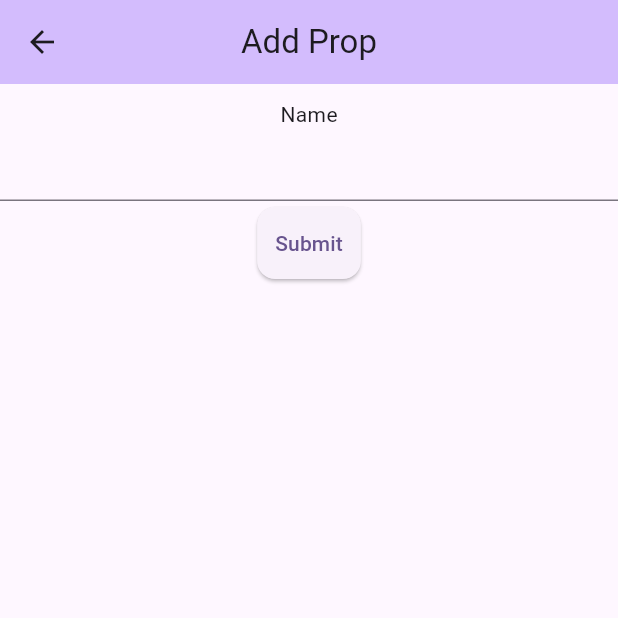
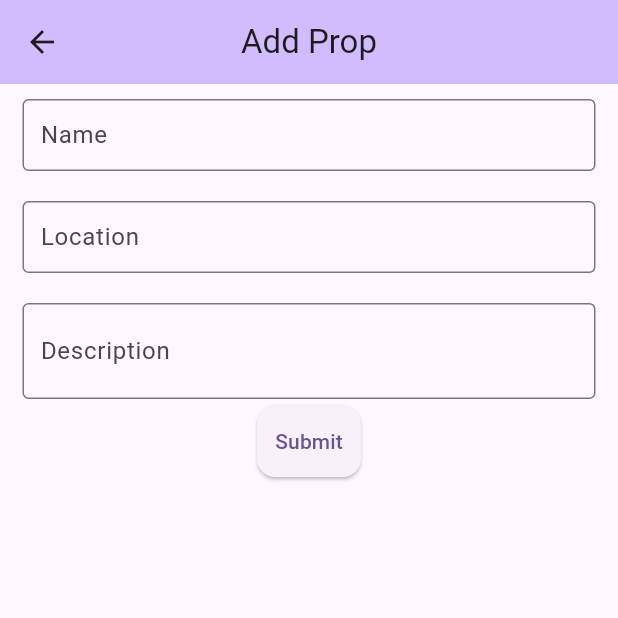
Before and after one commit to StarFall1411/stage_manager, a Flutter app: the AddItemPage screen opened directly, on a phone screen of 412 x 824 dp, the top half of it. Run offline on Flutter 3.47's test engine with Material 3 defaults, Android fonts, the light colour scheme and no system bars; our stand-ins replace isar; accounts and stored records are empty; generated files the repository leaves out were written again.

Commit message:
Added fields for adding item information

```diff
--- a/lib/pages/add_item.dart
+++ b/lib/pages/add_item.dart
@@ -13,6 +13,8 @@ class AddItemPage extends StatefulWidget {
 
 class _AddItemPageState extends State<AddItemPage> {
   TextEditingController nameController = TextEditingController();
+  TextEditingController locationController = TextEditingController();
+  TextEditingController descriptionController = TextEditingController();
 
   @override
   Widget build(BuildContext context) {
@@ -32,39 +34,78 @@ class _AddItemPageState extends State<AddItemPage> {
   }
 
   Widget _body(){
+    double screenWidth = MediaQuery.of(context).size.width;
     return GestureDetector(
       onTap: (){
         FocusScope.of(context).unfocus();
       },
+      child: Center(
         child: Column(
           children: [
             const SizedBox(
               height: 10.0,
             ),
-          const Text('Name'),
-          TextField(
+            SizedBox(
+              width: screenWidth - 30.0,//TODO decide on width
+              child: TextField(
                 controller: nameController, //TODO add the ability to tap out of this
+                decoration: const InputDecoration(
+                  labelText: 'Name',
+                  contentPadding: EdgeInsets.all(8),
+                  border: OutlineInputBorder(),
+                ),
+              ),
+            ),
+            const SizedBox(height: 20.0,),
+            SizedBox(
+              width: screenWidth - 30.0,
+              child: TextField(
+                controller: locationController, //TODO add the ability to tap out of this
+                decoration: const InputDecoration(
+                  labelText: 'Location',
+                  contentPadding: EdgeInsets.all(8),
+                  border: OutlineInputBorder(),
+                ),
+              ),
+            ),
+            const SizedBox(height: 20.0,),
+            SizedBox(
+              width: screenWidth - 30.0,
+              child: TextField(
+                controller: descriptionController, //TODO add the ability to tap out of this
+                decoration: const InputDecoration(
+                  labelText: 'Description',
+                  contentPadding: EdgeInsets.all(8),
+                  border: OutlineInputBorder(),
+                ),
+                maxLines: 3,
+                minLines: 2,
+              ),
             ),
             Card(
-            child: TextButton(
+              child: TextButton( //TODO create dialog confirming item has been made
                 onPressed: () {
                   IsarService isar = IsarService();
                   InventoryItem newItem = InventoryItem(
                       nameController.value.text,
                       "picture.jpg",
-                    "This is a description.",
-                    "Hallway",
+                      descriptionController.value.text,
+                      locationController.value.text,
                       widget.addItemType);
                   isar.addItem(newItem);
                   nameController.clear();
+                  locationController.clear();
+                  descriptionController.clear();
                   setState(() {});
                   FocusScope.of(context).unfocus();
+                  Navigator.pop(context);
                 },
                 child: const Text("Submit"),
               ),
             )
           ],
         ),
+      ),
     );
   }
 }
```
Lines whose indentation alone changed are shown as unchanged.
